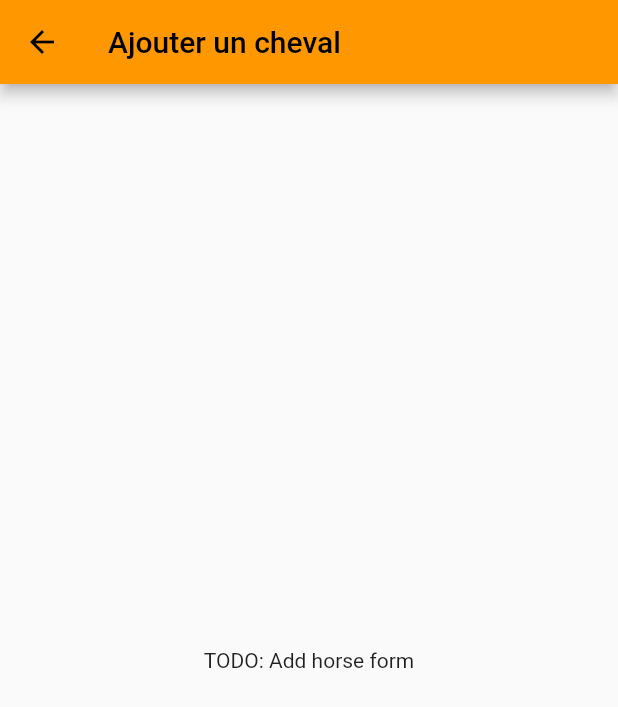
After one commit to CodingFactory-Repos/Flutter-FFE, a Flutter app: the MyHorsePage screen opened by its route, after a tap on the "add" icon, on a phone screen of 412 x 824 dp. The commit adds this screen. Shown: the top 707 px of the screen. Run offline on Flutter 3.47's test engine with Material 2 defaults, Android fonts, the phone set to English and light mode, and no system bars; our stand-ins replace flutter_dotenv; missing offline and left inert: mongo_dart.

Commit message:
:horse: - Add horse button

```diff
--- /dev/null
+++ b/lib/addHorse.dart
@@ -0,0 +1,72 @@
+import 'package:flutter/cupertino.dart';
+import 'package:flutter/material.dart';
+
+class AddHorsePage extends StatefulWidget {
+  const AddHorsePage({super.key, required this.db, required this.user, required this.title});
+
+  // This widget is the home page of your application. It is stateful, meaning
+  // that it has a State object (defined below) that contains fields that affect
+  // how it looks.
+
+  // This class is the configuration for the state. It holds the values (in this
+  // case the title) provided by the parent (in this case the App widget) and
+  // used by the build method of the State. Fields in a Widget subclass are
+  // always marked "final".
+
+  final String title;
+  final db;
+  final user;
+
+  @override
+  State<AddHorsePage> createState() => _AddHorsePageState();
+}
+
+class _AddHorsePageState extends State<AddHorsePage> {
+  // -- Variables --
+
+  // -- Methods --
+
+  // -- Widgets --
+  @override
+  Widget build(BuildContext context) {
+    // This method is rerun every time setState is called, for instance as done
+    // by the _incrementCounter method above.
+    //
+    // The Flutter framework has been optimized to make rerunning build methods
+    // fast, so that you can just rebuild anything that needs updating rather
+    // than having to individually change instances of widgets.
+    return Scaffold(
+      appBar: AppBar(
+        // Here we take the value from the AddHorsePage object that was created by
+        // the App.build method, and use it to set our appbar title.
+        title: Text(widget.title),
+      ),
+      body: Center(
+        // Center is a layout widget. It takes a single child and positions it
+        // in the middle of the parent.
+        child: Column(
+          // Column is also a layout widget. It takes a list of children and
+          // arranges them vertically. By default, it sizes itself to fit its
+          // children horizontally, and tries to be as tall as its parent.
+          //
+          // Invoke "debug painting" (press "p" in the console, choose the
+          // "Toggle Debug Paint" action from the Flutter Inspector in Android
+          // Studio, or the "Toggle Debug Paint" command in Visual Studio Code)
+          // to see the wireframe for each widget.
+          //
+          // Column has various properties to control how it sizes itself and
+          // how it positions its children. Here we use mainAxisAlignment to
+          // center the children vertically; the main axis here is the vertical
+          // axis because Columns are vertical (the cross axis would be
+          // horizontal).
+          mainAxisAlignment: MainAxisAlignment.center,
+          children: const <Widget>[
+            Text(
+              'TODO: Add horse form',
+            ),
+          ],
+        ),
+      ),
+    );
+  }
+}
--- a/lib/main.dart
+++ b/lib/main.dart
@@ -1,5 +1,6 @@
 import 'package:flutter/material.dart';
 import 'package:flutter_dotenv/flutter_dotenv.dart';
+import 'addHorse.dart';
 import 'home.dart';
 import 'account/login.dart';
 import 'account/mdtp_oublie.dart';
@@ -38,8 +39,10 @@ class MyApp extends StatelessWidget {
         '/register': (context) => RegisterPage(db: db, title: 'S\'inscrire'),
         '/mdtp_oublie': (context) => mdtpPage(db: db, title: 'Mot de passe oublier'),
         '/modify_profile': (context) => ModifyProfilePage(db: db, user: user, title: 'Modifier le profil'),
+        '/chose_image': (context) => ChoseImage(db: db, title: 'Choisir une image'),
+
         '/myHorse': (context) => MyHorsePage(db: db, user: user, title: 'Mes chevaux'),
-        '/chose_image': (context) => ChoseImage(db: db, title: 'Choisir une image'),
+        '/addHorse': (context) => AddHorsePage(db: db, user: user, title: 'Ajouter un cheval'),
       },
       theme: ThemeData(
         // This is the theme of your application.
--- a/lib/myHorse.dart
+++ b/lib/myHorse.dart
@@ -178,6 +178,13 @@ class _MyHorsePageState extends State<MyHorsePage> {
           ],
         ),
       ),
+      floatingActionButton: FloatingActionButton(
+        onPressed: () {
+          Navigator.pushNamed(context, '/addHorse');
+        },
+        tooltip: 'Increment',
+        child: const Icon(Icons.add),
+      ),
     );
   }
 }
```
